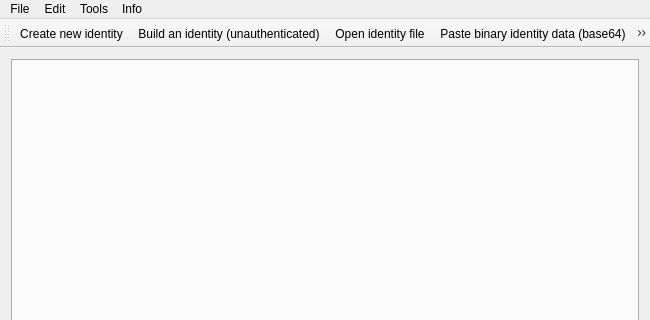
First picture: the form in mainwindow.ui, repository sqrldev/IdTool, before the edit; both pictures show x 0 to 650 and y 0 to 320 of the 650 by 700 pixel window.
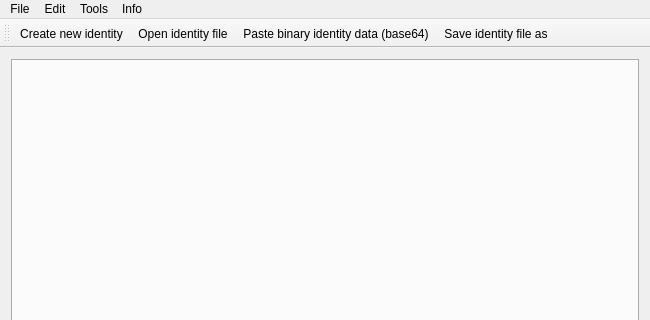
Second picture: the form after the edit. Icons and pictures are not drawn.

Commit message: Fix enabling/disabling unauthenticated changes across tabs

```diff
--- a/mainwindow.ui
+++ b/mainwindow.ui
@@ -119,7 +119,6 @@
     <bool>false</bool>
    </attribute>
    <addaction name="actionCreateNewIdentity"/>
-   <addaction name="actionBuildNewIdentity"/>
    <addaction name="actionOpenFile"/>
    <addaction name="actionPasteIdentityData"/>
    <addaction name="actionSaveIdentityFileAs"/>
```
The commit also changes 5 other files.
